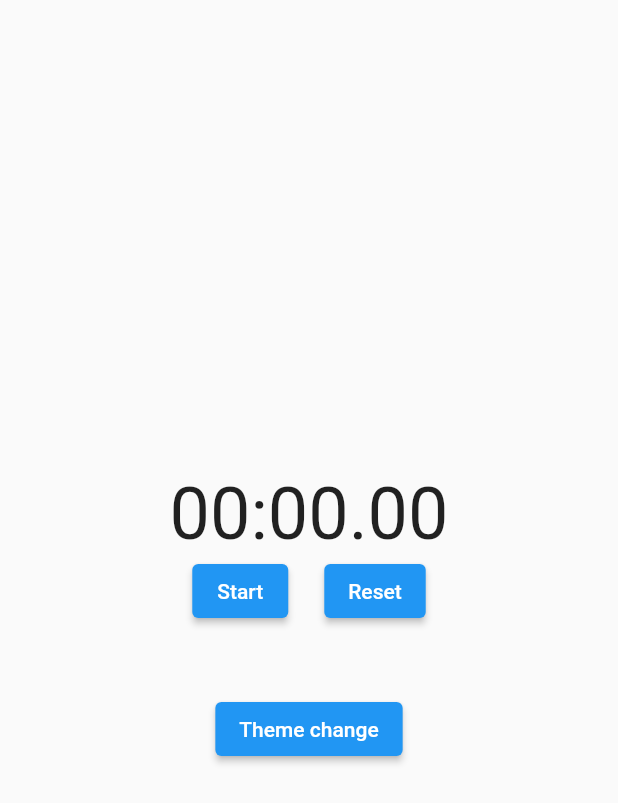
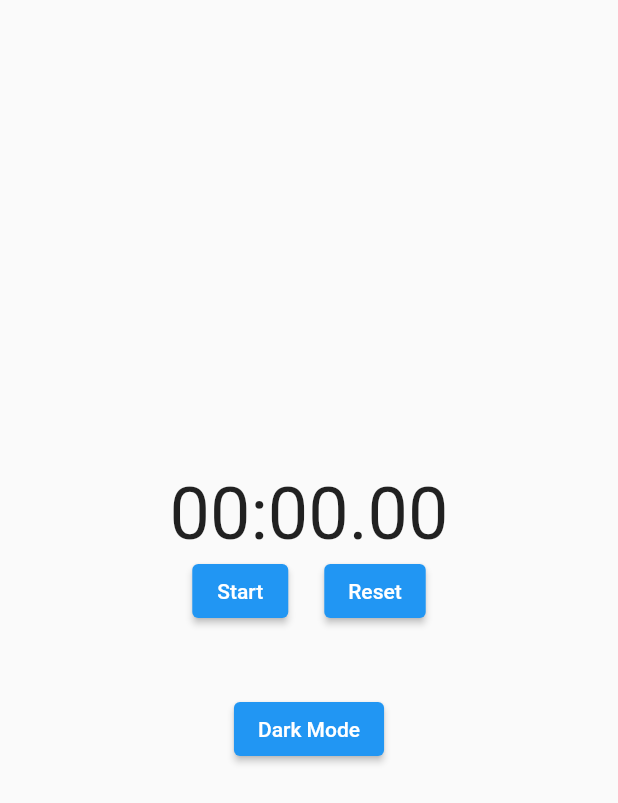
Before and after one commit to i-ampraveen/Stop_Watch, a Flutter app: the screen it shows after launch, on a phone screen of 412 x 824 dp. Shown: the top 803 px of the screen. Run offline on Flutter 3.47's test engine with Material 2 defaults, Android fonts, the phone set to English and light mode, and no system bars.

Commit message:
Interactive Dark mode and light mode button implemented.

```diff
--- a/lib/stopWatch.dart
+++ b/lib/stopWatch.dart
@@ -92,7 +92,7 @@ class _WatchStopState extends State<WatchStop> {
                 height: 44.0,
               ),
               ElevatedButton(
-                child: Text('Theme change'),
+                child: Text(isDark ? 'Light Mode' : 'Dark Mode'),
                 onPressed: (){
                   isDark =! isDark;
                   darkNotifier.value = isDark;
```
Also changed, not shown: lib/main.dart (+0 -11 lines).
